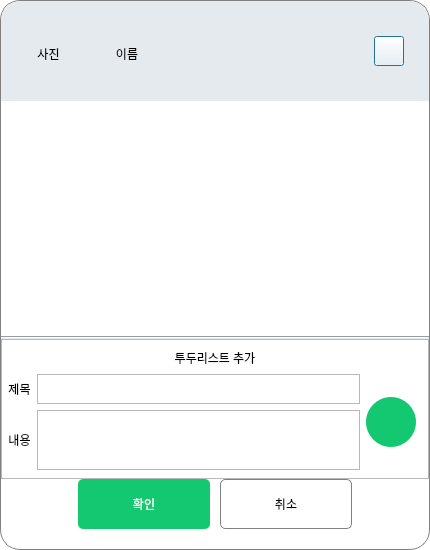
This is main_code/front/ui/admin_todo_edit_dialog.ui in guaba98/TeamCollaborationTool as Qt 5 draws it before an edit. The edited form follows.
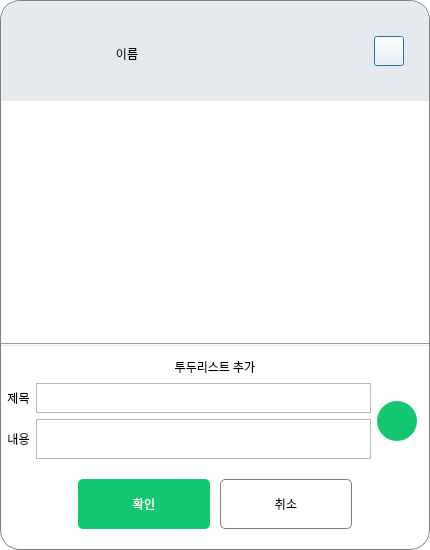
This is the edited form. Icons and pictures are not drawn.

What changed in the file:
```diff
--- a/main_code/front/ui/admin_todo_edit_dialog.ui
+++ b/main_code/front/ui/admin_todo_edit_dialog.ui
@@ -113,7 +113,13 @@
             </size>
            </property>
            <property name="text">
-            <string>사진</string>
+            <string/>
+           </property>
+           <property name="pixmap">
+            <pixmap resource="../src_img/my_qrc.qrc">:/newPrefix/user_green.png</pixmap>
+           </property>
+           <property name="scaledContents">
+            <bool>true</bool>
            </property>
            <property name="alignment">
             <set>Qt::AlignCenter</set>
@@ -186,6 +192,32 @@
       </item>
       <item>
        <widget class="QScrollArea" name="scrollArea">
+        <property name="styleSheet">
+         <string notr="true">
+            QScrollBar:vertical {
+                border: none;
+                background: #E4EAEE;
+                width: 10px;
+                margin: 0px;
+            }
+
+            QScrollBar::handle:vertical {
+                background: #14C871;
+                min-height: 20px;
+                border-radius: 5px;
+            }
+
+            QScrollBar::handle:vertical:hover {
+                background: #0F9B58;
+            }
+
+            QScrollBar::sub-line:vertical,
+            QScrollBar::add-line:vertical {
+                border: none;
+                height: 0px;
+            }
+</string>
+        </property>
         <property name="frameShape">
          <enum>QFrame::NoFrame</enum>
         </property>
@@ -198,7 +230,7 @@
            <x>0</x>
            <y>0</y>
            <width>428</width>
-           <height>233</height>
+           <height>240</height>
           </rect>
          </property>
          <layout class="QVBoxLayout" name="verticalLayout_3">
@@ -237,11 +269,11 @@
         <property name="maximumSize">
          <size>
           <width>16777215</width>
-          <height>140</height>
+          <height>125</height>
          </size>
         </property>
         <property name="frameShape">
-         <enum>QFrame::StyledPanel</enum>
+         <enum>QFrame::NoFrame</enum>
         </property>
         <property name="frameShadow">
          <enum>QFrame::Raised</enum>
@@ -284,6 +316,12 @@
                <height>30</height>
               </size>
              </property>
+             <property name="verticalScrollBarPolicy">
+              <enum>Qt::ScrollBarAlwaysOff</enum>
+             </property>
+             <property name="horizontalScrollBarPolicy">
+              <enum>Qt::ScrollBarAlwaysOff</enum>
+             </property>
             </widget>
            </item>
            <item row="2" column="0">
@@ -301,7 +339,7 @@
              <property name="maximumSize">
               <size>
                <width>16777215</width>
-               <height>60</height>
+               <height>40</height>
               </size>
              </property>
             </widget>
@@ -336,8 +374,8 @@
             <widget class="QPushButton" name="pushButton">
              <property name="minimumSize">
               <size>
-               <width>50</width>
-               <height>50</height>
+               <width>40</width>
+               <height>40</height>
               </size>
              </property>
              <property name="maximumSize">
@@ -348,7 +386,7 @@
              </property>
              <property name="styleSheet">
               <string notr="true">background-color: rgb(20, 200, 113);
-border-radius: 25px;
+border-radius: 20px;
 </string>
              </property>
              <property name="text">
@@ -360,8 +398,8 @@
              </property>
              <property name="iconSize">
               <size>
-               <width>30</width>
-               <height>30</height>
+               <width>25</width>
+               <height>25</height>
               </size>
              </property>
             </widget>
@@ -371,6 +409,22 @@
         </layout>
        </widget>
       </item>
+      <item>
+       <spacer name="verticalSpacer_2">
+        <property name="orientation">
+         <enum>Qt::Vertical</enum>
+        </property>
+        <property name="sizeType">
+         <enum>QSizePolicy::Fixed</enum>
+        </property>
+        <property name="sizeHint" stdset="0">
+         <size>
+          <width>5</width>
+          <height>8</height>
+         </size>
+        </property>
+       </spacer>
+      </item>
       <item>
        <layout class="QHBoxLayout" name="h_bottom_lay">
         <item>
```
